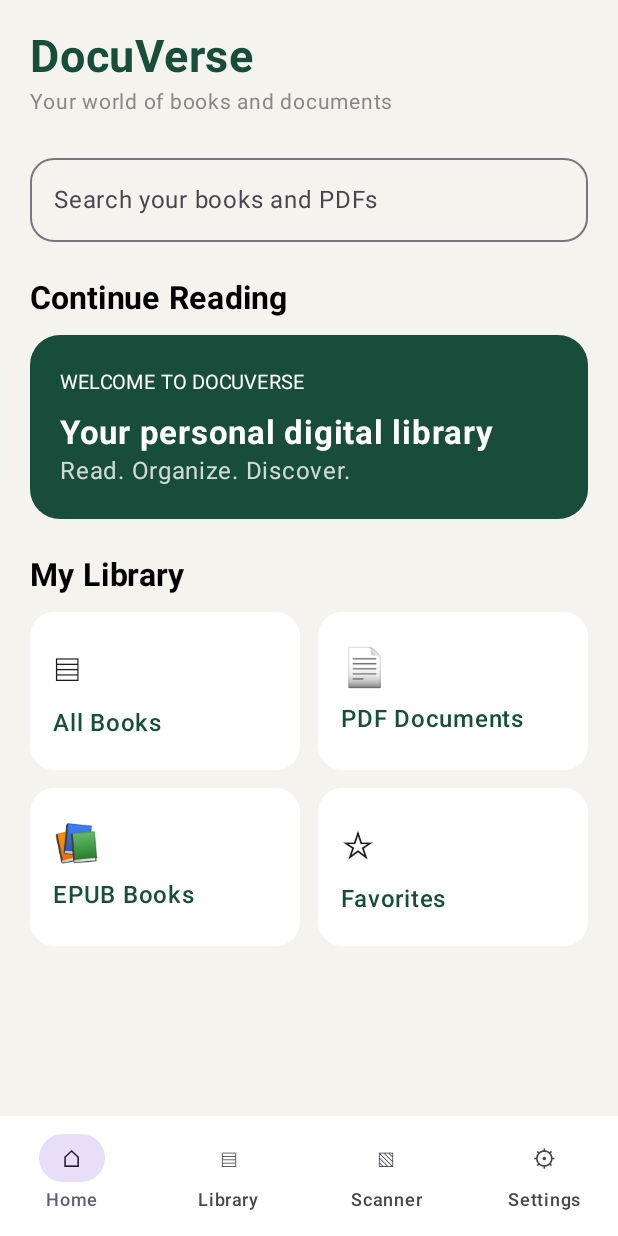
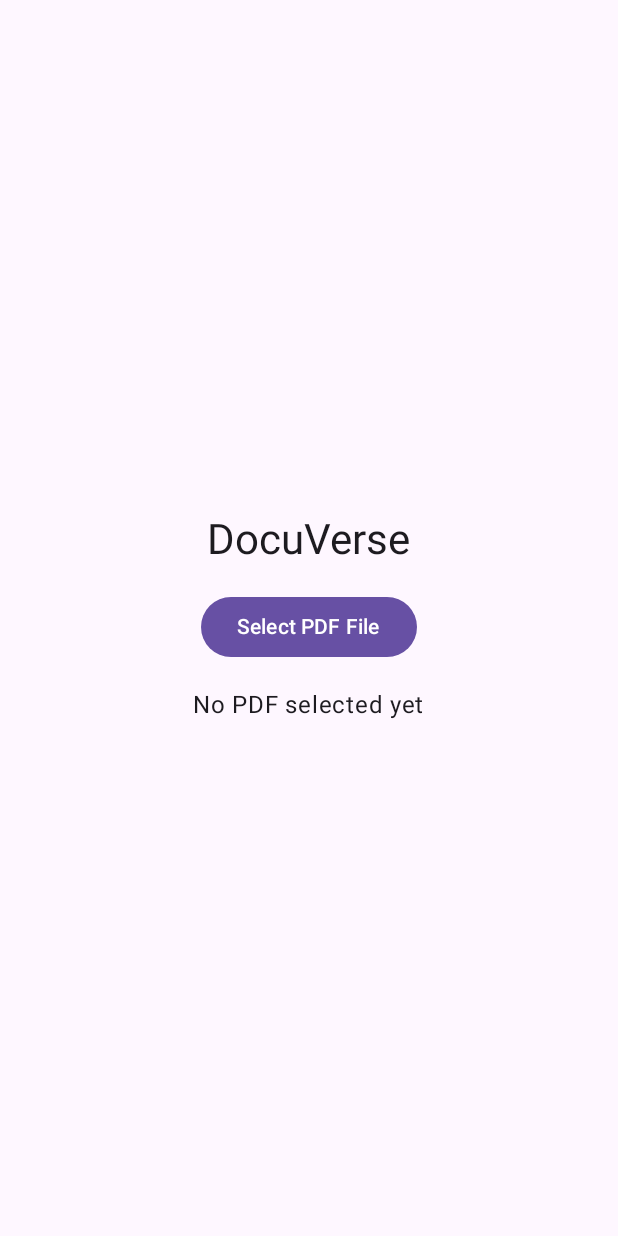
Before and after one commit to jamshaidkhan008/e-Bookish, an Android app built with Jetpack Compose: the screen it shows after launch (MainActivity), on a phone screen of 412 x 824 dp. Run offline under Robolectric (Android 15) with nearby library versions, the phone set to English and light mode, and no system bars.

Commit message:
Refactor MainActivity to use PDF picker

```diff
--- a/app/src/main/java/com/docuverse/app/MainActivity.kt
+++ b/app/src/main/java/com/docuverse/app/MainActivity.kt
@@ -1,198 +1,64 @@
-
 package com.docuverse.app
 
+import android.net.Uri
 import android.os.Bundle
 import androidx.activity.ComponentActivity
+import androidx.activity.compose.rememberLauncherForActivityResult
 import androidx.activity.compose.setContent
-import androidx.compose.foundation.background
-import androidx.compose.foundation.layout.*
-import androidx.compose.foundation.lazy.grid.GridCells
-import androidx.compose.foundation.lazy.grid.LazyVerticalGrid
-import androidx.compose.foundation.lazy.grid.items
-import androidx.compose.foundation.shape.RoundedCornerShape
-import androidx.compose.material3.*
-import androidx.compose.runtime.Composable
+import androidx.activity.result.contract.ActivityResultContracts
+import androidx.compose.foundation.layout.Arrangement
+import androidx.compose.foundation.layout.Column
+import androidx.compose.foundation.layout.Spacer
+import androidx.compose.foundation.layout.fillMaxSize
+import androidx.compose.foundation.layout.height
+import androidx.compose.foundation.layout.padding
+import androidx.compose.material3.Button
+import androidx.compose.material3.MaterialTheme
+import androidx.compose.material3.Surface
+import androidx.compose.material3.Text
+import androidx.compose.runtime.getValue
+import androidx.compose.runtime.mutableStateOf
+import androidx.compose.runtime.remember
+import androidx.compose.runtime.setValue
+import androidx.compose.ui.Alignment
 import androidx.compose.ui.Modifier
-import androidx.compose.ui.graphics.Color
-import androidx.compose.ui.text.font.FontWeight
 import androidx.compose.ui.unit.dp
-import androidx.compose.ui.unit.sp
 
 class MainActivity : ComponentActivity() {
     override fun onCreate(savedInstanceState: Bundle?) {
         super.onCreate(savedInstanceState)
         setContent {
-            DocuVerseApp()
-        }
-    }
-}
+            MaterialTheme {
+                Surface(modifier = Modifier.fillMaxSize()) {
+                    var selectedPdfUri by remember { mutableStateOf<Uri?>(null) }
 
-@Composable
-fun DocuVerseApp() {
-    val background = Color(0xFFF5F3EE)
-    val green = Color(0xFF174D3A)
+                    val pdfPickerLauncher = rememberLauncherForActivityResult(
+                        contract = ActivityResultContracts.OpenDocument()
+                    ) { uri: Uri? ->
+                        selectedPdfUri = uri
+                    }
 
-    MaterialTheme {
-        Scaffold(
-            containerColor = background,
-            bottomBar = {
-                NavigationBar(
-                    containerColor = Color.White
-                ) {
-                    NavigationBarItem(
-                        selected = true,
-                        onClick = {},
-                        icon = { Text("⌂") },
-                        label = { Text("Home") }
-                    )
-                    NavigationBarItem(
-                        selected = false,
-                        onClick = {},
-                        icon = { Text("▤") },
-                        label = { Text("Library") }
-                    )
-                    NavigationBarItem(
-                        selected = false,
-                        onClick = {},
-                        icon = { Text("▧") },
-                        label = { Text("Scanner") }
-                    )
-                    NavigationBarItem(
-                        selected = false,
-                        onClick = {},
-                        icon = { Text("⚙") },
-                        label = { Text("Settings") }
-                    )
-                }
-            }
-        ) { padding ->
-            Column(
-                modifier = Modifier
-                    .fillMaxSize()
-                    .padding(padding)
-                    .padding(20.dp)
-            ) {
-                Text(
-                    "DocuVerse",
-                    fontSize = 30.sp,
-                    fontWeight = FontWeight.Bold,
-                    color = green
-                )
-
-                Text(
-                    "Your world of books and documents",
-                    color = Color.Gray,
-                    fontSize = 14.sp
-                )
-
-                Spacer(Modifier.height(25.dp))
-
-                OutlinedTextField(
-                    value = "",
-                    onValueChange = {},
-                    modifier = Modifier.fillMaxWidth(),
-                    placeholder = {
-                        Text("Search your books and PDFs")
-                    },
-                    shape = RoundedCornerShape(16.dp),
-                    singleLine = true
-                )
-
-                Spacer(Modifier.height(25.dp))
-
-                Text(
-                    "Continue Reading",
-                    fontSize = 21.sp,
-                    fontWeight = FontWeight.Bold
-                )
-
-                Spacer(Modifier.height(12.dp))
-
-                Card(
-                    colors = CardDefaults.cardColors(
-                        containerColor = green
-                    ),
-                    modifier = Modifier.fillMaxWidth(),
-                    shape = RoundedCornerShape(20.dp)
-                ) {
                     Column(
-                        Modifier.padding(20.dp)
+                        modifier = Modifier
+                            .fillMaxSize()
+                            .padding(24.dp),
+                        horizontalAlignment = Alignment.CenterHorizontally,
+                        verticalArrangement = Arrangement.Center
                     ) {
                         Text(
-                            "WELCOME TO DOCUVERSE",
-                            color = Color.White,
-                            fontSize = 13.sp
+                            text = "DocuVerse",
+                            style = MaterialTheme.typography.headlineMedium
                         )
-
-                        Spacer(Modifier.height(8.dp))
-
+                        Spacer(modifier = Modifier.height(16.dp))
+                        Button(onClick = {
+                            pdfPickerLauncher.launch(arrayOf("application/pdf"))
+                        }) {
+                            Text("Select PDF File")
+                        }
+                        Spacer(modifier = Modifier.height(16.dp))
                         Text(
-                            "Your personal digital library",
-                            color = Color.White,
-                            fontSize = 22.sp,
-                            fontWeight = FontWeight.Bold
+                            text = selectedPdfUri?.toString() ?: "No PDF selected yet"
                         )
-
-                        Text(
-                            "Read. Organize. Discover.",
-                            color = Color.White.copy(alpha = 0.8f)
-                        )
-                    }
-                }
-
-                Spacer(Modifier.height(25.dp))
-
-                Text(
-                    "My Library",
-                    fontSize = 21.sp,
-                    fontWeight = FontWeight.Bold
-                )
-
-                Spacer(Modifier.height(12.dp))
-
-                val categories = listOf(
-                    "All Books" to "▤",
-                    "PDF Documents" to "📄",
-                    "EPUB Books" to "📚",
-                    "Favorites" to "☆"
-                )
-
-                LazyVerticalGrid(
-                    columns = GridCells.Fixed(2),
-                    horizontalArrangement = Arrangement.spacedBy(12.dp),
-                    verticalArrangement = Arrangement.spacedBy(12.dp)
-                ) {
-                    items(categories) { item ->
-                        Card(
-                            modifier = Modifier
-                                .fillMaxWidth()
-                                .height(105.dp),
-                            shape = RoundedCornerShape(16.dp),
-                            colors = CardDefaults.cardColors(
-                                containerColor = Color.White
-                            )
-                        ) {
-                            Column(
-                                modifier = Modifier
-                                    .fillMaxSize()
-                                    .padding(15.dp),
-                                verticalArrangement =
-                                    Arrangement.Center
-                            ) {
-                                Text(
-                                    item.second,
-                                    fontSize = 25.sp
-                                )
-
-                                Spacer(Modifier.height(8.dp))
-
-                                Text(
-                                    item.first,
-                                    fontWeight = FontWeight.SemiBold,
-                                    color = green
-                                )
-                            }
-                        }
                     }
                 }
             }
```
